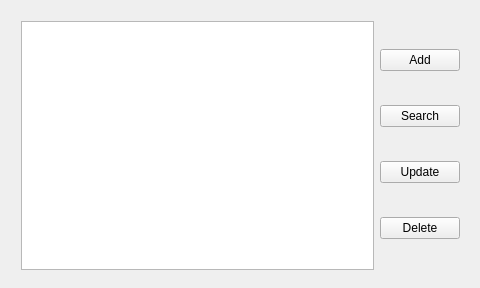
Qt form src/ui_files/phonebook.ui (ISilviu/PhoneBook) before a commit.
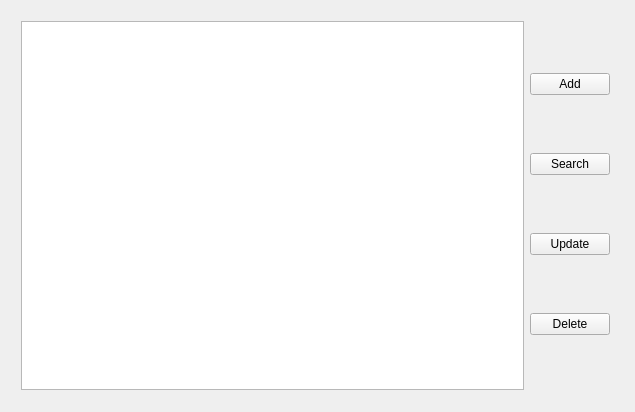
The same form after that commit.

What changed in the file:
```diff
--- a/src/ui_files/phonebook.ui
+++ b/src/ui_files/phonebook.ui
@@ -6,25 +6,35 @@
    <rect>
     <x>0</x>
     <y>0</y>
-    <width>480</width>
-    <height>288</height>
+    <width>635</width>
+    <height>412</height>
    </rect>
   </property>
   <property name="windowTitle">
    <string>PhoneBook</string>
   </property>
-  <widget class="QWidget" name="layoutWidget">
+  <widget class="QWidget" name="">
    <property name="geometry">
     <rect>
      <x>10</x>
      <y>10</y>
-     <width>461</width>
-     <height>271</height>
+     <width>611</width>
+     <height>391</height>
     </rect>
    </property>
    <layout class="QGridLayout" name="gridLayout">
     <item row="0" column="0">
-     <widget class="QListWidget" name="peopleListWidget"/>
+     <widget class="QTableView" name="tableView">
+      <property name="selectionMode">
+       <enum>QAbstractItemView::SingleSelection</enum>
+      </property>
+      <property name="selectionBehavior">
+       <enum>QAbstractItemView::SelectRows</enum>
+      </property>
+      <attribute name="verticalHeaderVisible">
+       <bool>false</bool>
+      </attribute>
+     </widget>
     </item>
     <item row="0" column="1">
      <layout class="QVBoxLayout" name="verticalLayout">
```
